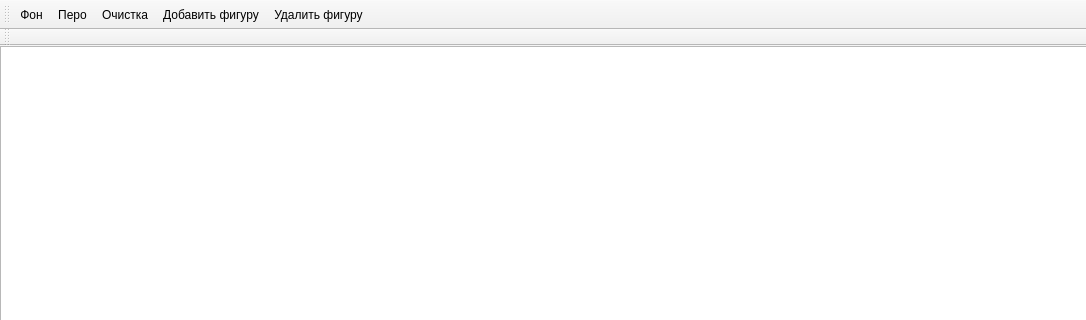
Qt form Lab_5/graphicseditor.ui (danyowoj/TTE) before a commit; both pictures show x 0 to 1086 and y 0 to 320 of the 1086 by 740 pixel window.
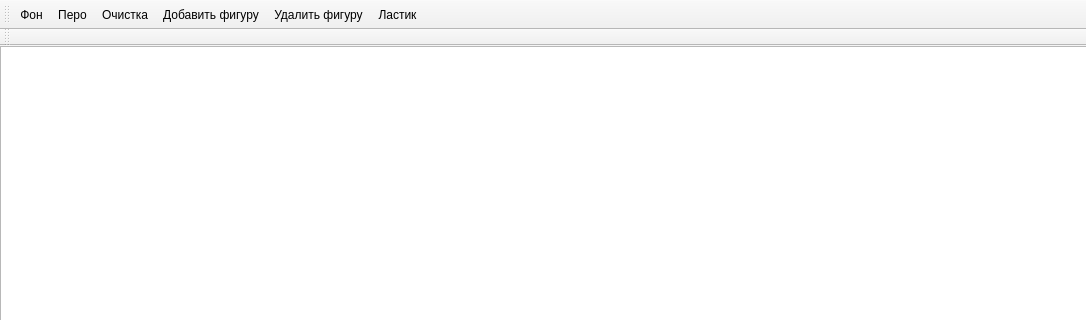
The same form after that commit.

Commit message: Eraser function

What changed in the file:
```diff
--- a/Lab_5/graphicseditor.ui
+++ b/Lab_5/graphicseditor.ui
@@ -50,6 +50,7 @@
    <addaction name="Clear"/>
    <addaction name="AddFigure"/>
    <addaction name="DeleteFigure"/>
+    <addaction name="Eraser"/>
   </widget>
   <widget class="QToolBar" name="toolBar_2">
    <property name="windowTitle">
@@ -87,6 +88,11 @@
     <string>Удалить фигуру</string>
    </property>
   </action>
+  <action name="Eraser">
+   <property name="text">
+    <string>Ластик</string>
+   </property>
+  </action>
  </widget>
  <resources/>
  <connections/>
```
The commit also changes 24 other files.
